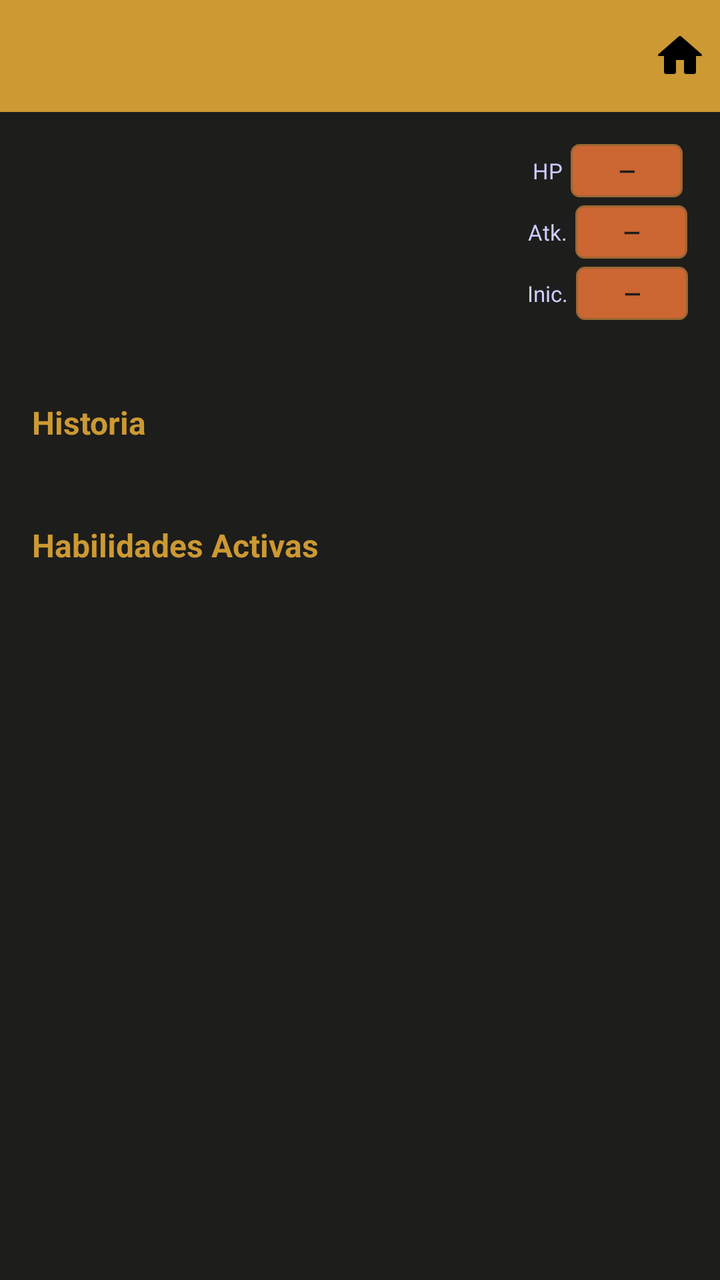
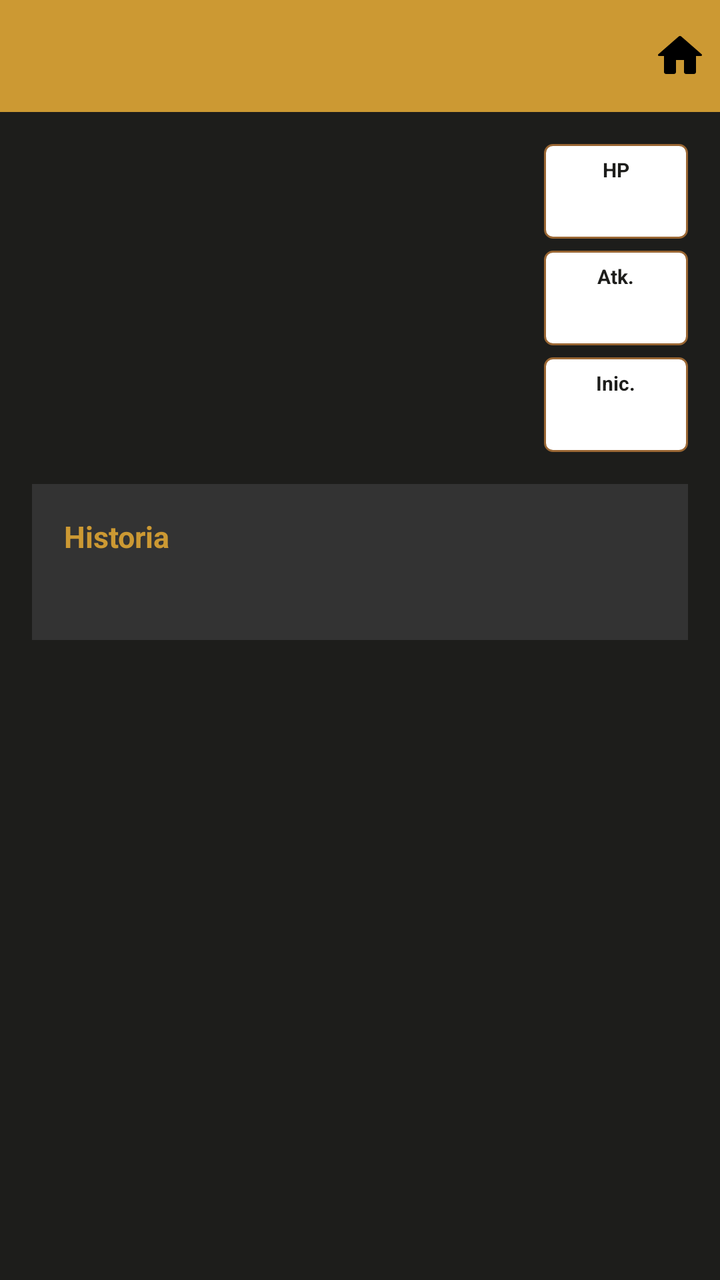

Screens rendered from an Android XML layout before and after an edit, with the pre-edit source and the edit as a unified diff.
<!-- AndroidManifest.xml: application theme Theme.EtherSteamBoys -->
<!-- res/layout/activity_ficha_personaje.xml -->
<?xml version="1.0" encoding="utf-8"?>
<LinearLayout xmlns:android="http://schemas.android.com/apk/res/android"
    android:layout_width="match_parent"
    android:layout_height="match_parent"
    android:orientation="vertical"
    android:background="@color/bg_dark">

    
    <androidx.appcompat.widget.Toolbar
        android:id="@+id/toolbar"
        style="@style/ToolbarStyle"
        android:layout_width="match_parent"
        android:layout_height="?attr/actionBarSize">
        <RelativeLayout
            android:layout_width="match_parent"
            android:layout_height="wrap_content">
            <TextView
                android:id="@+id/tvToolbarNombre"
                android:layout_width="wrap_content"
                android:layout_height="wrap_content"
                android:layout_centerVertical="true"
                android:textColor="@color/bg_dark"
                android:textSize="20sp"
                android:textStyle="bold"
                android:letterSpacing="0.1" />
            <ImageButton
                android:id="@+id/btnHome"
                android:layout_width="40dp"
                android:layout_height="40dp"
                android:layout_alignParentEnd="true"
                android:layout_centerVertical="true"
                android:background="?attr/selectableItemBackgroundBorderless"
                android:src="@drawable/ic_home"
                android:contentDescription="@string/home_button" />
        </RelativeLayout>
    </androidx.appcompat.widget.Toolbar>

    <ScrollView
        android:layout_width="match_parent"
        android:layout_height="match_parent">

        <LinearLayout
            android:layout_width="match_parent"
            android:layout_height="wrap_content"
            android:orientation="vertical"
            android:padding="16dp">

            
            <LinearLayout
                android:layout_width="match_parent"
                android:layout_height="wrap_content"
                android:orientation="horizontal"
                android:gravity="center_vertical"
                android:layout_marginBottom="12dp">

                <LinearLayout
                    android:layout_width="0dp"
                    android:layout_height="wrap_content"
                    android:layout_weight="1"
                    android:orientation="vertical">

                    <TextView
                        android:id="@+id/tvNombreCompleto"
                        android:layout_width="wrap_content"
                        android:layout_height="wrap_content"
                        android:textColor="@color/text_secondary"
                        android:textSize="13sp"
                        android:textStyle="italic" />

                    <TextView
                        android:id="@+id/tvClase"
                        android:layout_width="wrap_content"
                        android:layout_height="wrap_content"
                        android:textColor="@color/text_primary"
                        android:textSize="16sp"
                        android:textStyle="bold" />

                    <TextView
                        android:id="@+id/tvRareza"
                        android:layout_width="wrap_content"
                        android:layout_height="wrap_content"
                        android:textColor="@color/text_gold"
                        android:textSize="14sp"
                        android:textStyle="bold" />

                </LinearLayout>

                
                <LinearLayout
                    android:layout_width="wrap_content"
                    android:layout_height="wrap_content"
                    android:orientation="vertical"
                    android:gravity="center">

                    <LinearLayout
                        android:layout_width="wrap_content"
                        android:layout_height="wrap_content"
                        android:orientation="horizontal"
                        android:gravity="center_vertical"
                        android:layout_marginBottom="4dp">
                        <TextView
                            android:layout_width="wrap_content"
                            android:layout_height="wrap_content"
                            android:text="@string/character_sheet_hp"
                            android:textColor="@color/text_secondary"
                            android:textSize="11sp"
                            android:layout_marginEnd="4dp" />
                        <TextView
                            android:id="@+id/tvHP"
                            style="@style/StatBadge"
                            android:layout_width="56dp"
                            android:layout_height="wrap_content"
                            android:text="—" />
                    </LinearLayout>

                    <LinearLayout
                        android:layout_width="wrap_content"
                        android:layout_height="wrap_content"
                        android:orientation="horizontal"
                        android:gravity="center_vertical"
                        android:layout_marginBottom="4dp">
                        <TextView
                            android:layout_width="wrap_content"
                            android:layout_height="wrap_content"
                            android:text="@string/character_sheet_atk"
                            android:textColor="@color/text_secondary"
                            android:textSize="11sp"
                            android:layout_marginEnd="4dp" />
                        <TextView
                            android:id="@+id/tvAtaque"
                            style="@style/StatBadge"
                            android:layout_width="56dp"
                            android:layout_height="wrap_content"
                            android:text="—" />
                    </LinearLayout>

                    <LinearLayout
                        android:layout_width="wrap_content"
                        android:layout_height="wrap_content"
                        android:orientation="horizontal"
                        android:gravity="center_vertical">
                        <TextView
                            android:layout_width="wrap_content"
                            android:layout_height="wrap_content"
                            android:text="@string/character_sheet_inic"
                            android:textColor="@color/text_secondary"
                            android:textSize="11sp"
                            android:layout_marginEnd="4dp" />
                        <TextView
                            android:id="@+id/tvIniciativa"
                            style="@style/StatBadge"
                            android:layout_width="56dp"
                            android:layout_height="wrap_content"
                            android:text="—" />
                    </LinearLayout>

                </LinearLayout>

            </LinearLayout>

            
            <TextView
                android:id="@+id/tvArquetipos"
                android:layout_width="match_parent"
                android:layout_height="wrap_content"
                android:textColor="@color/text_secondary"
                android:textSize="12sp"
                android:layout_marginBottom="12dp" />

            
            <TextView
                android:layout_width="wrap_content"
                android:layout_height="wrap_content"
                android:text="@string/character_sheet_story"
                android:textColor="@color/text_gold"
                android:textSize="16sp"
                android:textStyle="bold"
                android:layout_marginBottom="6dp" />

            <TextView
                android:id="@+id/tvHistoria"
                android:layout_width="match_parent"
                android:layout_height="wrap_content"
                android:textColor="@color/text_primary"
                android:textSize="13sp"
                android:lineSpacingMultiplier="1.4"
                android:layout_marginBottom="16dp" />

            
            <TextView
                android:layout_width="wrap_content"
                android:layout_height="wrap_content"
                android:text="@string/character_sheet_active_abilities"
                android:textColor="@color/text_gold"
                android:textSize="16sp"
                android:textStyle="bold"
                android:layout_marginBottom="6dp" />

            <LinearLayout
                android:id="@+id/llHabilidades"
                android:layout_width="match_parent"
                android:layout_height="wrap_content"
                android:orientation="vertical" />

        </LinearLayout>
    </ScrollView>

</LinearLayout>
<!-- resources referenced by this layout -->
<resources>
  <color name="bg_dark">#1D1D1B</color>
  <color name="text_gold">#CC9933</color>
  <color name="text_primary">#CCCC99</color>
  <color name="text_secondary">#CCCCFF</color>
  <!-- drawable ic_home (drawable) -->
  <vector xmlns:android="http://schemas.android.com/apk/res/android"
      android:width="24dp"
      android:height="24dp"
      android:viewportWidth="24"
      android:viewportHeight="24">
    <path
        android:fillColor="#FF000000"
        android:pathData="M12,2A1,1 0,0 0,11.289 2.297L1.203,11.098A0.5,0.5 0,0 0,1 11.5A0.5,0.5 0,0 0,1.5 12L4,12L4,20C4,20.552 4.448,21 5,21L9,21C9.552,21 10,20.552 10,20L10,14L14,14L14,20C14,20.552 14.448,21 15,21L19,21C19.552,21 20,20.552 20,20L20,12L22.5,12A0.5,0.5 0,0 0,23 11.5A0.5,0.5 0,0 0,22.797 11.098L12.717,2.303A1,1 0,0 0,12.711 2.297A1,1 0,0 0,12 2z"/>
  </vector>
  <string name="character_sheet_active_abilities">Habilidades Activas</string>
  <string name="character_sheet_atk">Atk.</string>
  <string name="character_sheet_hp">HP</string>
  <string name="character_sheet_inic">Inic.</string>
  <string name="character_sheet_story">Historia</string>
  <string name="home_button">Home</string>
  <style name="StatBadge">
          <item name="android:background">@drawable/bg_stat_badge</item>
          <item name="android:textColor">@color/bg_dark</item>
          <item name="android:textStyle">bold</item>
          <item name="android:textSize">11sp</item>
          <item name="android:padding">6dp</item>
          <item name="android:gravity">center</item>
      </style>
  <style name="ToolbarStyle" parent="Widget.AppCompat.Toolbar">
          <item name="android:background">@color/gold_primary</item>
          <item name="titleTextColor">@color/bg_dark</item>
          <item name="titleTextAppearance">@style/ToolbarTitleText</item>
      </style>
  <style name="Theme.EtherSteamBoys" parent="Theme.MaterialComponents.DayNight.NoActionBar">
          <item name="colorPrimary">@color/gold_primary</item>
          <item name="colorPrimaryVariant">@color/gold_dark</item>
          <item name="colorOnPrimary">@color/bg_dark</item>
          <item name="colorSecondary">@color/brown_medium</item>
          <item name="colorOnSecondary">@color/text_primary</item>
          <item name="android:colorBackground">@color/bg_dark</item>
          <item name="android:windowBackground">@color/bg_dark</item>
          <item name="android:statusBarColor">@color/status_bar</item>
      </style>
  <!-- drawable bg_stat_badge (drawable) -->
  <?xml version="1.0" encoding="utf-8"?>
  <shape xmlns:android="http://schemas.android.com/apk/res/android"
      android:shape="rectangle">
      <solid android:color="@color/gold_light" />
      <corners android:radius="4dp" />
      <stroke android:width="1dp" android:color="@color/gold_dark" />
  </shape>
  <color name="gold_primary">#CC9933</color>
  <style name="ToolbarTitleText" parent="TextAppearance.AppCompat.Widget.ActionBar.Title">
          <item name="android:textColor">@color/bg_dark</item>
          <item name="android:textSize">20sp</item>
          <item name="android:textStyle">bold</item>
          <item name="android:letterSpacing">0.1</item>
      </style>
  <color name="gold_dark">#996633</color>
  <color name="brown_medium">#B27F4A</color>
  <color name="status_bar">#996633</color>
  <color name="gold_light">#CC6633</color>
</resources>

<!-- the commit's change to res/layout/activity_ficha_personaje.xml (unified diff, before → after) -->
@@ -42,116 +42,142 @@
         <LinearLayout
             android:layout_width="match_parent"
             android:layout_height="wrap_content"
-            android:orientation="vertical"
-            android:padding="16dp">
+            android:orientation="vertical">
 
             
             <LinearLayout
                 android:layout_width="match_parent"
                 android:layout_height="wrap_content"
                 android:orientation="horizontal"
-                android:gravity="center_vertical"
-                android:layout_marginBottom="12dp">
-
+                android:padding="16dp"
+                android:gravity="top">
+
+                
                 <LinearLayout
                     android:layout_width="0dp"
                     android:layout_height="wrap_content"
                     android:layout_weight="1"
-                    android:orientation="vertical">
-
-                    <TextView
-                        android:id="@+id/tvNombreCompleto"
+                    android:orientation="vertical"
+                    android:paddingEnd="12dp">
+
+                    <TextView
+                        android:id="@+id/tvNombre"
+                        android:layout_width="wrap_content"
+                        android:layout_height="wrap_content"
+                        android:textColor="@color/text_primary"
+                        android:textSize="18sp"
+                        android:textStyle="bold"
+                        android:layout_marginBottom="2dp" />
+
+                    <TextView
+                        android:id="@+id/tvRareza"
+                        android:layout_width="wrap_content"
+                        android:layout_height="wrap_content"
+                        android:textSize="14sp"
+                        android:textStyle="bold"
+                        android:layout_marginBottom="2dp" />
+
+                    <TextView
+                        android:id="@+id/tvClase"
+                        android:layout_width="wrap_content"
+                        android:layout_height="wrap_content"
+                        android:textColor="@color/text_primary"
+                        android:textSize="14sp"
+                        android:layout_marginBottom="8dp" />
+
+                    <TextView
+                        android:id="@+id/tvArquetipo"
                         android:layout_width="wrap_content"
                         android:layout_height="wrap_content"
                         android:textColor="@color/text_secondary"
-                        android:textSize="13sp"
-                        android:textStyle="italic" />
-
-                    <TextView
-                        android:id="@+id/tvClase"
-                        android:layout_width="wrap_content"
-                        android:layout_height="wrap_content"
-                        android:textColor="@color/text_primary"
-                        android:textSize="16sp"
-                        android:textStyle="bold" />
-
-                    <TextView
-                        android:id="@+id/tvRareza"
-                        android:layout_width="wrap_content"
-                        android:layout_height="wrap_content"
-                        android:textColor="@color/text_gold"
-                        android:textSize="14sp"
-                        android:textStyle="bold" />
+                        android:textSize="11sp"
+                        android:layout_marginBottom="2dp" />
+
+                    <TextView
+                        android:id="@+id/tvOrigen"
+                        android:layout_width="wrap_content"
+                        android:layout_height="wrap_content"
+                        android:textColor="@color/text_secondary"
+                        android:textSize="11sp" />
 
                 </LinearLayout>
 
                 
                 <LinearLayout
-                    android:layout_width="wrap_content"
+                    android:layout_width="72dp"
                     android:layout_height="wrap_content"
                     android:orientation="vertical"
                     android:gravity="center">
 
                     <LinearLayout
-                        android:layout_width="wrap_content"
-                        android:layout_height="wrap_content"
-                        android:orientation="horizontal"
-                        android:gravity="center_vertical"
-                        android:layout_marginBottom="4dp">
-                        <TextView
-                            android:layout_width="wrap_content"
-                            android:layout_height="wrap_content"
-                            android:text="@string/character_sheet_hp"
-                            android:textColor="@color/text_secondary"
-                            android:textSize="11sp"
-                            android:layout_marginEnd="4dp" />
+                        android:layout_width="match_parent"
+                        android:layout_height="wrap_content"
+                        android:orientation="vertical"
+                        android:gravity="center"
+                        android:background="@drawable/bg_stat_badge"
+                        android:padding="6dp"
+                        android:layout_marginBottom="6dp">
+                        <TextView
+                            android:layout_width="wrap_content"
+                            android:layout_height="wrap_content"
+                            android:text="@string/character_sheet_hp_tittle"
+                            android:textColor="@color/bg_dark"
+                            android:textSize="10sp"
+                            android:textStyle="bold" />
                         <TextView
                             android:id="@+id/tvHP"
-                            style="@style/StatBadge"
-                            android:layout_width="56dp"
-                            android:layout_height="wrap_content"
-                            android:text="—" />
+                            android:layout_width="wrap_content"
+                            android:layout_height="wrap_content"
+                            android:textColor="@color/bg_dark"
+                            android:textSize="16sp"
+                            android:textStyle="bold" />
                     </LinearLayout>
 
                     <LinearLayout
-                        android:layout_width="wrap_content"
-                        android:layout_height="wrap_content"
-                        android:orientation="horizontal"
-                        android:gravity="center_vertical"
-                        android:layout_marginBottom="4dp">
-                        <TextView
-                            android:layout_width="wrap_content"
-                            android:layout_height="wrap_content"
-                            android:text="@string/character_sheet_atk"
-                            android:textColor="@color/text_secondary"
-                            android:textSize="11sp"
-                            android:layout_marginEnd="4dp" />
+                        android:layout_width="match_parent"
+                        android:layout_height="wrap_content"
+                        android:orientation="vertical"
+                        android:gravity="center"
+                        android:background="@drawable/bg_stat_badge"
+                        android:padding="6dp"
+                        android:layout_marginBottom="6dp">
+                        <TextView
+                            android:layout_width="wrap_content"
+                            android:layout_height="wrap_content"
+                            android:text="@string/character_sheet_atk_tittle"
+                            android:textColor="@color/bg_dark"
+                            android:textSize="10sp"
+                            android:textStyle="bold" />
                         <TextView
                             android:id="@+id/tvAtaque"
-                            style="@style/StatBadge"
-                            android:layout_width="56dp"
-                            android:layout_height="wrap_content"
-                            android:text="—" />
+                            android:layout_width="wrap_content"
+                            android:layout_height="wrap_content"
+                            android:textColor="@color/bg_dark"
+                            android:textSize="16sp"
+                            android:textStyle="bold" />
                     </LinearLayout>
 
                     <LinearLayout
-                        android:layout_width="wrap_content"
-                        android:layout_height="wrap_content"
-                        android:orientation="horizontal"
-                        android:gravity="center_vertical">
-                        <TextView
-                            android:layout_width="wrap_content"
-                            android:layout_height="wrap_content"
-                            android:text="@string/character_sheet_inic"
-                            android:textColor="@color/text_secondary"
-                            android:textSize="11sp"
-                            android:layout_marginEnd="4dp" />
+                        android:layout_width="match_parent"
+                        android:layout_height="wrap_content"
+                        android:orientation="vertical"
+                        android:gravity="center"
+                        android:background="@drawable/bg_stat_badge"
+                        android:padding="6dp">
+                        <TextView
+                            android:layout_width="wrap_content"
+                            android:layout_height="wrap_content"
+                            android:text="@string/character_sheet_iniciative_tittle"
+                            android:textColor="@color/bg_dark"
+                            android:textSize="10sp"
+                            android:textStyle="bold" />
                         <TextView
                             android:id="@+id/tvIniciativa"
-                            style="@style/StatBadge"
-                            android:layout_width="56dp"
-                            android:layout_height="wrap_content"
-                            android:text="—" />
+                            android:layout_width="wrap_content"
+                            android:layout_height="wrap_content"
+                            android:textColor="@color/bg_dark"
+                            android:textSize="16sp"
+                            android:textStyle="bold" />
                     </LinearLayout>
 
                 </LinearLayout>
@@ -159,48 +185,44 @@
             </LinearLayout>
 
             
-            <TextView
-                android:id="@+id/tvArquetipos"
+            <LinearLayout
                 android:layout_width="match_parent"
                 android:layout_height="wrap_content"
-                android:textColor="@color/text_secondary"
-                android:textSize="12sp"
-                android:layout_marginBottom="12dp" />
+                android:orientation="vertical"
+                android:background="@color/bg_medium"
+                android:padding="16dp"
+                android:layout_marginStart="16dp"
+                android:layout_marginEnd="16dp"
+                android:layout_marginBottom="16dp">
+
+                <TextView
+                    android:layout_width="wrap_content"
+                    android:layout_height="wrap_content"
+                    android:text="@string/character_sheet_story_tittle"
+                    android:textColor="@color/text_gold"
+                    android:textSize="15sp"
+                    android:textStyle="bold"
+                    android:layout_marginBottom="8dp" />
+
+                <TextView
+                    android:id="@+id/tvHistoria"
+                    android:layout_width="match_parent"
+                    android:layout_height="wrap_content"
+                    android:textColor="@color/text_primary"
+                    android:textSize="13sp"
+                    android:lineSpacingMultiplier="1.5" />
+
+            </LinearLayout>
 
             
-            <TextView
-                android:layout_width="wrap_content"
-                android:layout_height="wrap_content"
-                android:text="@string/character_sheet_story"
-                android:textColor="@color/text_gold"
-                android:textSize="16sp"
-                android:textStyle="bold"
-                android:layout_marginBottom="6dp" />
-
-            <TextView
-                android:id="@+id/tvHistoria"
-                android:layout_width="match_parent"
-                android:layout_height="wrap_content"
-                android:textColor="@color/text_primary"
-                android:textSize="13sp"
-                android:lineSpacingMultiplier="1.4"
-                android:layout_marginBottom="16dp" />
-
-            
-            <TextView
-                android:layout_width="wrap_content"
-                android:layout_height="wrap_content"
-                android:text="@string/character_sheet_active_abilities"
-                android:textColor="@color/text_gold"
-                android:textSize="16sp"
-                android:textStyle="bold"
-                android:layout_marginBottom="6dp" />
-
             <LinearLayout
                 android:id="@+id/llHabilidades"
                 android:layout_width="match_parent"
                 android:layout_height="wrap_content"
-                android:orientation="vertical" />
+                android:orientation="vertical"
+                android:paddingStart="16dp"
+                android:paddingEnd="16dp"
+                android:paddingBottom="24dp" />
 
         </LinearLayout>
     </ScrollView>
<!-- resource entries referenced after the edit -->
@@ -1,6 +1,7 @@
 <!-- resources referenced by this layout -->
 <resources>
   <color name="bg_dark">#1D1D1B</color>
+  <color name="bg_medium">#333333</color>
   <color name="text_gold">#CC9933</color>
   <color name="text_primary">#CCCC99</color>
   <color name="text_secondary">#CCCCFF</color>
@@ -14,20 +15,11 @@
         android:fillColor="#FF000000"
         android:pathData="M12,2A1,1 0,0 0,11.289 2.297L1.203,11.098A0.5,0.5 0,0 0,1 11.5A0.5,0.5 0,0 0,1.5 12L4,12L4,20C4,20.552 4.448,21 5,21L9,21C9.552,21 10,20.552 10,20L10,14L14,14L14,20C14,20.552 14.448,21 15,21L19,21C19.552,21 20,20.552 20,20L20,12L22.5,12A0.5,0.5 0,0 0,23 11.5A0.5,0.5 0,0 0,22.797 11.098L12.717,2.303A1,1 0,0 0,12.711 2.297A1,1 0,0 0,12 2z"/>
   </vector>
-  <string name="character_sheet_active_abilities">Habilidades Activas</string>
-  <string name="character_sheet_atk">Atk.</string>
-  <string name="character_sheet_hp">HP</string>
-  <string name="character_sheet_inic">Inic.</string>
-  <string name="character_sheet_story">Historia</string>
+  <string name="character_sheet_atk_tittle">Atk.</string>
+  <string name="character_sheet_hp_tittle">HP</string>
+  <string name="character_sheet_iniciative_tittle">Inic.</string>
+  <string name="character_sheet_story_tittle">Historia</string>
   <string name="home_button">Home</string>
-  <style name="StatBadge">
-          <item name="android:background">@drawable/bg_stat_badge</item>
-          <item name="android:textColor">@color/bg_dark</item>
-          <item name="android:textStyle">bold</item>
-          <item name="android:textSize">11sp</item>
-          <item name="android:padding">6dp</item>
-          <item name="android:gravity">center</item>
-      </style>
   <style name="ToolbarStyle" parent="Widget.AppCompat.Toolbar">
           <item name="android:background">@color/gold_primary</item>
           <item name="titleTextColor">@color/bg_dark</item>
@@ -43,11 +35,12 @@
           <item name="android:windowBackground">@color/bg_dark</item>
           <item name="android:statusBarColor">@color/status_bar</item>
       </style>
+  <color name="white">#FFFFFF</color>
   <!-- drawable bg_stat_badge (drawable) -->
   <?xml version="1.0" encoding="utf-8"?>
   <shape xmlns:android="http://schemas.android.com/apk/res/android"
       android:shape="rectangle">
-      <solid android:color="@color/gold_light" />
+      <solid android:color="@color/white" />
       <corners android:radius="4dp" />
       <stroke android:width="1dp" android:color="@color/gold_dark" />
   </shape>
@@ -61,6 +54,5 @@
   <color name="gold_dark">#996633</color>
   <color name="brown_medium">#B27F4A</color>
   <color name="status_bar">#996633</color>
-  <color name="gold_light">#CC6633</color>
 </resources>
 
